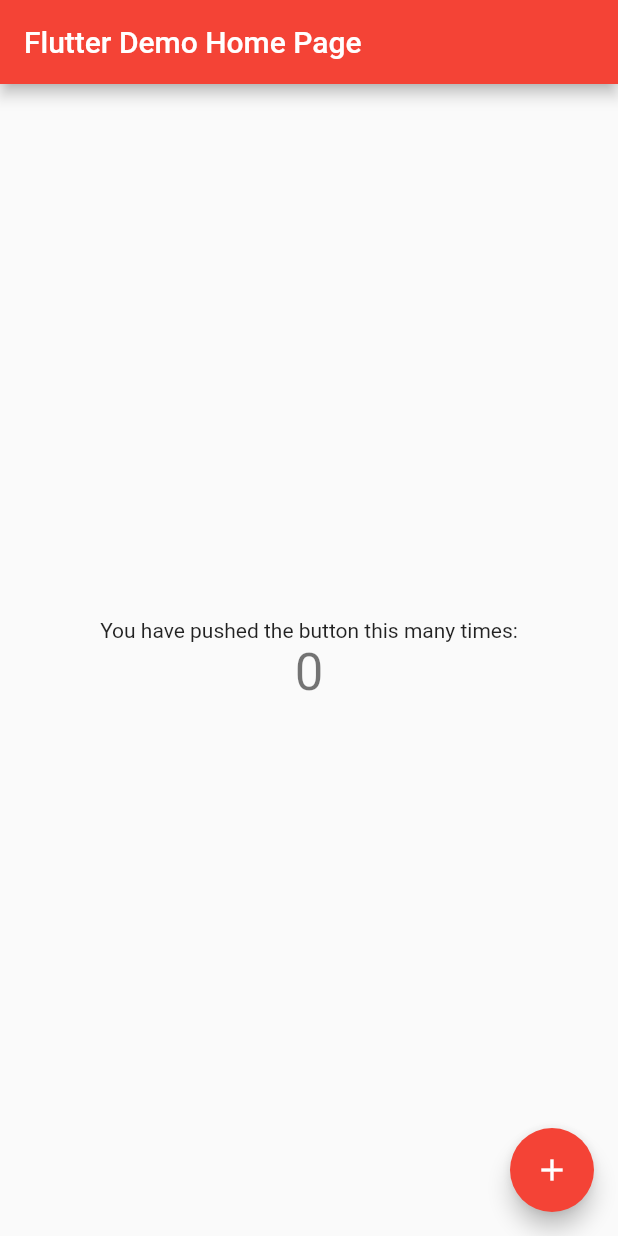
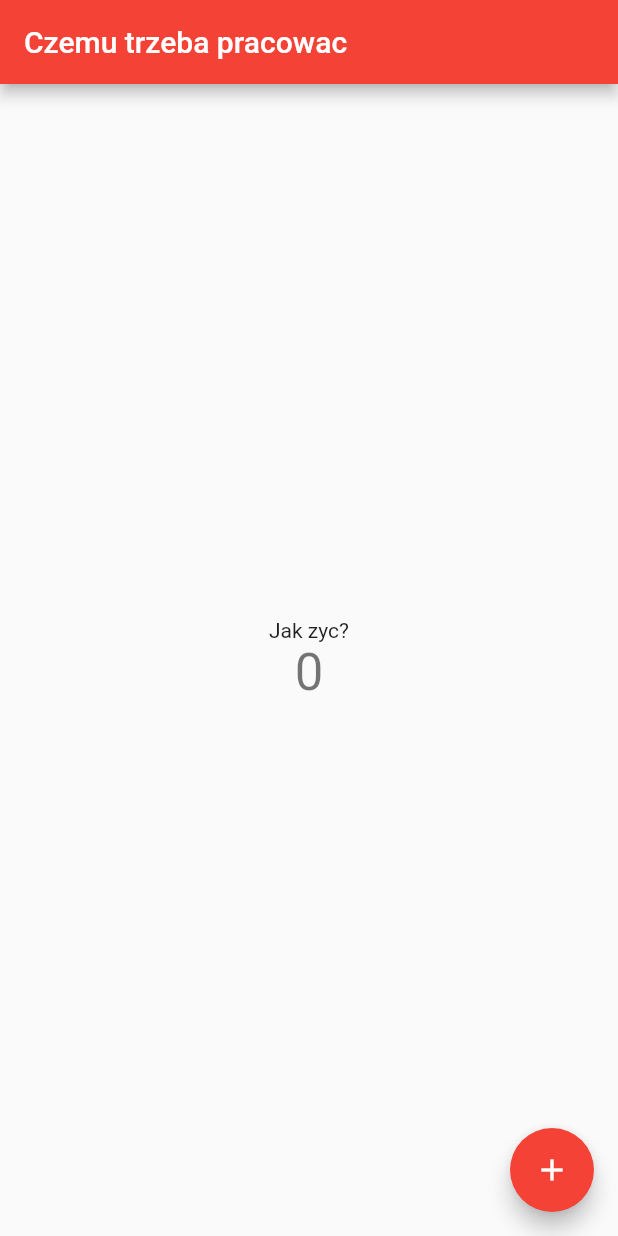
Before and after one commit to paswi/zti, a Flutter app: the screen it shows after launch, on a phone screen of 412 x 824 dp. Run offline on Flutter 3.47's test engine with Material 2 defaults, Android fonts, the phone set to English and light mode, and no system bars.

Commit message:
testing Git

```diff
--- a/lib/main.dart
+++ b/lib/main.dart
@@ -20,7 +20,7 @@ class MyApp extends StatelessWidget {
         // is not restarted.
         primarySwatch: Colors.red,
       ),
-      home: MyHomePage(title: 'Flutter Demo Home Page'),
+      home: MyHomePage(title: 'Czemu trzeba pracowac'),
     );
   }
 }
@@ -92,7 +92,7 @@ class _MyHomePageState extends State<MyHomePage> {
           mainAxisAlignment: MainAxisAlignment.center,
           children: <Widget>[
             Text(
-              'You have pushed the button this many times:',
+              'Jak zyc?',
             ),
             Text(
               '$_counter',
```
